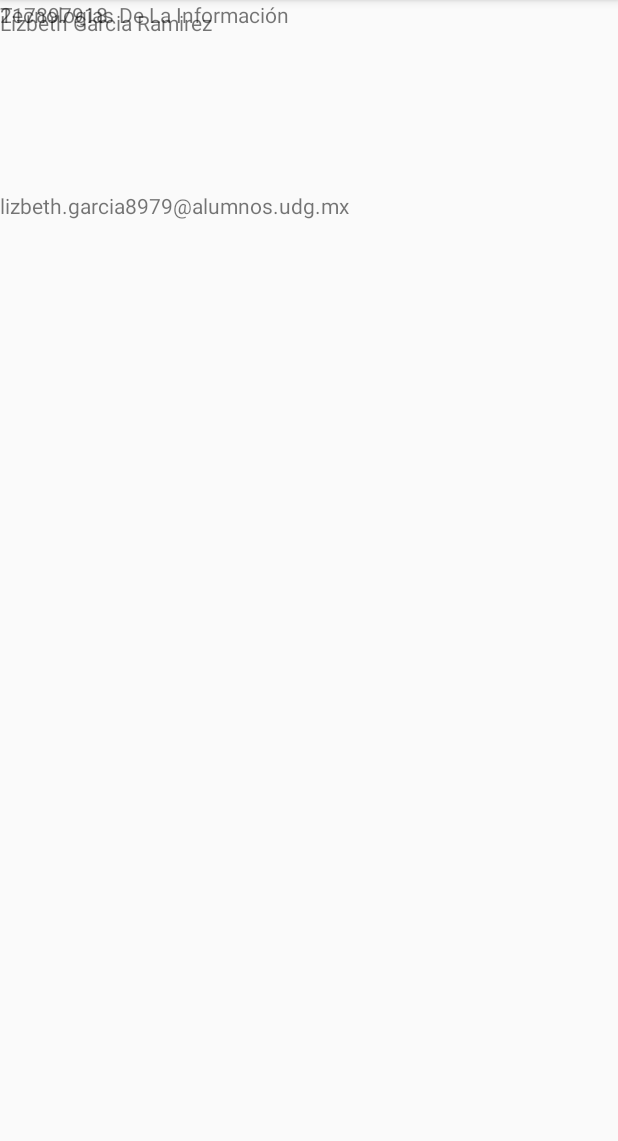
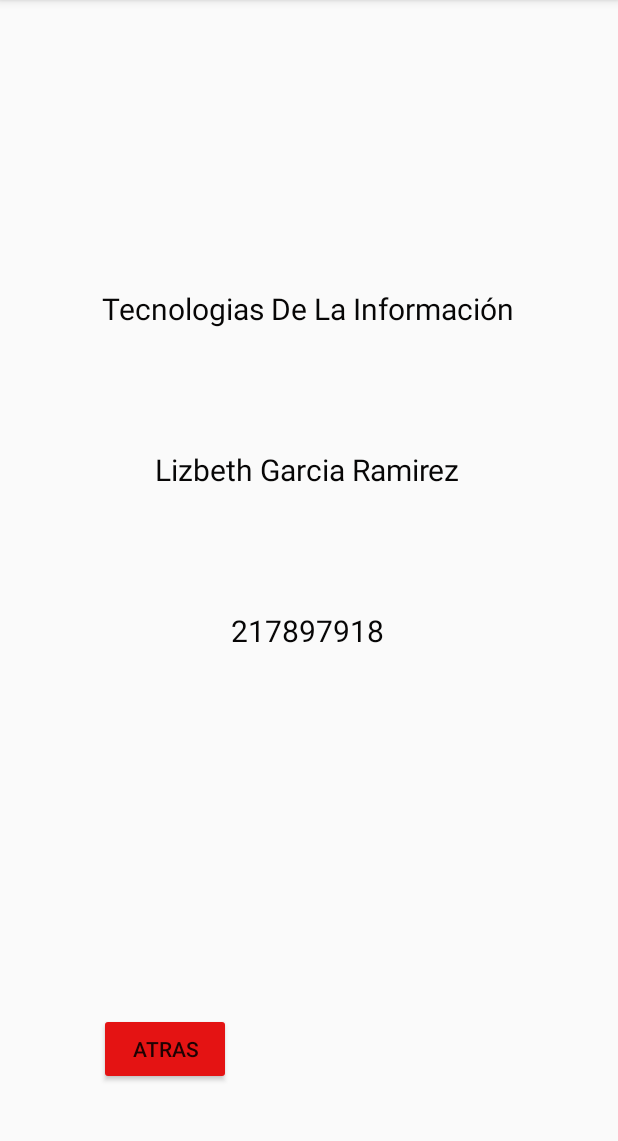
Before and after one commit to Lizgarcia98/Contador, an Android app: the TerceraActivity screen opened directly, with no data from a screen before it, on a phone screen of 412 x 824 dp, the part 84-1225 px from its top. Run offline under Robolectric (Android 15) with nearby library versions, the phone set to English and light mode, and no system bars.

Commit message:
segundo commit

```diff
--- a/app/src/main/java/com/example/primeraapp/SegundaActivity.kt
+++ b/app/src/main/java/com/example/primeraapp/SegundaActivity.kt
@@ -1,5 +1,6 @@
 package com.example.primeraapp
 
+import android.content.Intent
 import androidx.appcompat.app.AppCompatActivity
 import android.os.Bundle
 import android.util.Log
@@ -12,6 +13,7 @@ class SegundaActivity : AppCompatActivity() {
 
         lateinit var btnIncrementar:Button
         lateinit var btnDecrementar:Button
+        lateinit var btnAtras:Button
         lateinit var tvContador:TextView
 
     override fun onCreate(savedInstanceState: Bundle?) {
@@ -21,8 +23,13 @@ class SegundaActivity : AppCompatActivity() {
 
         btnIncrementar = findViewById(R.id.btnIncrementar)
         btnDecrementar = findViewById(R.id.btnDecrementar)
+        btnAtras = findViewById(R.id.btnAtras)
         tvContador = findViewById(R.id.tvNumero)
 
+        btnAtras.setOnClickListener {
+            val miIntent3 = Intent(this,MainActivity::class.java)
+            startActivity(miIntent3)
+        }
 
         btnIncrementar.setOnClickListener {
             if (contador<10){
@@ -41,4 +48,6 @@ class SegundaActivity : AppCompatActivity() {
             tvContador.text = "$contador"
         }
     }
+
+
 }
--- a/app/src/main/java/com/example/primeraapp/TerceraActivity.kt
+++ b/app/src/main/java/com/example/primeraapp/TerceraActivity.kt
@@ -1,11 +1,24 @@
 package com.example.primeraapp
 
+import android.content.Intent
 import androidx.appcompat.app.AppCompatActivity
 import android.os.Bundle
+import android.widget.Button
 
 class TerceraActivity : AppCompatActivity() {
+
+        lateinit var btnAtras2:Button
+
     override fun onCreate(savedInstanceState: Bundle?) {
         super.onCreate(savedInstanceState)
         setContentView(R.layout.activity_tercera)
+
+        btnAtras2 = findViewById(R.id.btnAtras2)
+
+        btnAtras2.setOnClickListener {
+            val miIntent4 = Intent(this,MainActivity::class.java)
+            startActivity(miIntent4)
+        }
+
     }
 }
--- a/app/src/main/res/layout/activity_segunda.xml
+++ b/app/src/main/res/layout/activity_segunda.xml
@@ -10,7 +10,7 @@
         android:id="@+id/tvNumero"
         android:layout_width="wrap_content"
         android:layout_height="wrap_content"
-        android:layout_marginTop="204dp"
+        android:layout_marginTop="252dp"
         android:text="0"
         android:textColor="#171212"
         android:textColorHint="#FFFFFF"
@@ -25,7 +25,7 @@
         android:layout_width="wrap_content"
         android:layout_height="wrap_content"
         android:layout_marginStart="60dp"
-        android:layout_marginTop="32dp"
+        android:layout_marginTop="92dp"
         android:backgroundTint="#FFEB3B"
         android:shadowColor="#0B0101"
         android:text="Decrementar"
@@ -39,7 +39,7 @@
         android:id="@+id/btnIncrementar"
         android:layout_width="wrap_content"
         android:layout_height="wrap_content"
-        android:layout_marginTop="32dp"
+        android:layout_marginTop="92dp"
         android:layout_marginEnd="60dp"
         android:backgroundTint="#FFEB3B"
         android:text="Incrementar"
@@ -50,4 +50,18 @@
         app:layout_constraintStart_toEndOf="@+id/btnDecrementar"
         app:layout_constraintTop_toBottomOf="@+id/tvNumero" />
 
+    <Button
+        android:id="@+id/btnAtras"
+        android:layout_width="wrap_content"
+        android:layout_height="wrap_content"
+        android:backgroundTint="#E41313"
+        android:text="atras"
+        android:textSize="14sp"
+        app:layout_constraintBottom_toBottomOf="parent"
+        app:layout_constraintEnd_toEndOf="parent"
+        app:layout_constraintHorizontal_bias="0.185"
+        app:layout_constraintStart_toStartOf="parent"
+        app:layout_constraintTop_toTopOf="parent"
+        app:layout_constraintVertical_bias="0.888" />
+
 </androidx.constraintlayout.widget.ConstraintLayout>
--- a/app/src/main/res/layout/activity_tercera.xml
+++ b/app/src/main/res/layout/activity_tercera.xml
@@ -4,40 +4,81 @@
     xmlns:tools="http://schemas.android.com/tools"
     android:layout_width="match_parent"
     android:layout_height="match_parent"
+    android:foregroundTint="#FFEB3B"
     tools:context=".TerceraActivity">
+
+    <Button
+        android:id="@+id/btnAtras2"
+        android:layout_width="wrap_content"
+        android:layout_height="wrap_content"
+        android:backgroundTint="#E41313"
+        android:text="atras"
+        android:textSize="14sp"
+        app:layout_constraintBottom_toBottomOf="parent"
+        app:layout_constraintEnd_toEndOf="parent"
+        app:layout_constraintHorizontal_bias="0.204"
+        app:layout_constraintStart_toStartOf="parent"
+        app:layout_constraintTop_toTopOf="parent"
+        app:layout_constraintVertical_bias="0.938" />
 
     <TextView
         android:id="@+id/textView"
-        android:layout_width="0dp"
+        android:layout_width="wrap_content"
         android:layout_height="wrap_content"
+        android:layout_marginStart="50dp"
+        android:layout_marginTop="192dp"
+        android:layout_marginEnd="50dp"
         android:text="Tecnologias De La Información"
-        tools:layout_editor_absoluteX="108dp"
-        tools:layout_editor_absoluteY="51dp" />
+        android:textColor="#070606"
+        android:textSize="20sp"
+        app:layout_constraintEnd_toEndOf="parent"
+        app:layout_constraintHorizontal_bias="0.484"
+        app:layout_constraintStart_toStartOf="parent"
+        app:layout_constraintTop_toTopOf="parent" />
 
     <TextView
         android:id="@+id/textView2"
         android:layout_width="wrap_content"
         android:layout_height="wrap_content"
+        android:layout_marginStart="50dp"
+        android:layout_marginTop="80dp"
+        android:layout_marginEnd="50dp"
         android:text="Lizbeth Garcia Ramirez"
-        app:layout_constraintBottom_toTopOf="@+id/textView3"
-        app:layout_constraintTop_toBottomOf="@+id/textView"
-        app:layout_constraintVertical_bias="0.367"
-        tools:layout_editor_absoluteX="133dp" />
+        android:textColor="#070606"
+        android:textSize="20sp"
+        app:layout_constraintEnd_toEndOf="@+id/textView"
+        app:layout_constraintHorizontal_bias="0.52"
+        app:layout_constraintStart_toStartOf="@+id/textView"
+        app:layout_constraintTop_toBottomOf="@+id/textView" />
 
     <TextView
         android:id="@+id/textView3"
         android:layout_width="wrap_content"
         android:layout_height="wrap_content"
+        android:layout_marginStart="50dp"
+        android:layout_marginTop="80dp"
+        android:layout_marginEnd="50dp"
         android:text="217897918"
-        tools:layout_editor_absoluteX="169dp"
-        tools:layout_editor_absoluteY="192dp" />
+        android:textColor="#070606"
+        android:textSize="20sp"
+        app:layout_constraintEnd_toEndOf="@+id/textView2"
+        app:layout_constraintStart_toStartOf="@+id/textView2"
+        app:layout_constraintTop_toBottomOf="@+id/textView2" />
 
     <TextView
         android:id="@+id/textView4"
         android:layout_width="wrap_content"
         android:layout_height="wrap_content"
-        android:layout_marginTop="108dp"
+        android:layout_marginTop="50dp"
+        android:layout_marginBottom="312dp"
         android:text="lizbeth.garcia8979@alumnos.udg.mx"
+        android:textColor="#070606"
+        android:textSize="20sp"
+        app:layout_constraintBottom_toBottomOf="parent"
+        app:layout_constraintEnd_toEndOf="parent"
+        app:layout_constraintHorizontal_bias="0.493"
+        app:layout_constraintStart_toStartOf="parent"
         app:layout_constraintTop_toBottomOf="@+id/textView3"
-        tools:layout_editor_absoluteX="89dp" />
+        app:layout_constraintVertical_bias="0.0" />
+
 </androidx.constraintlayout.widget.ConstraintLayout>
```
